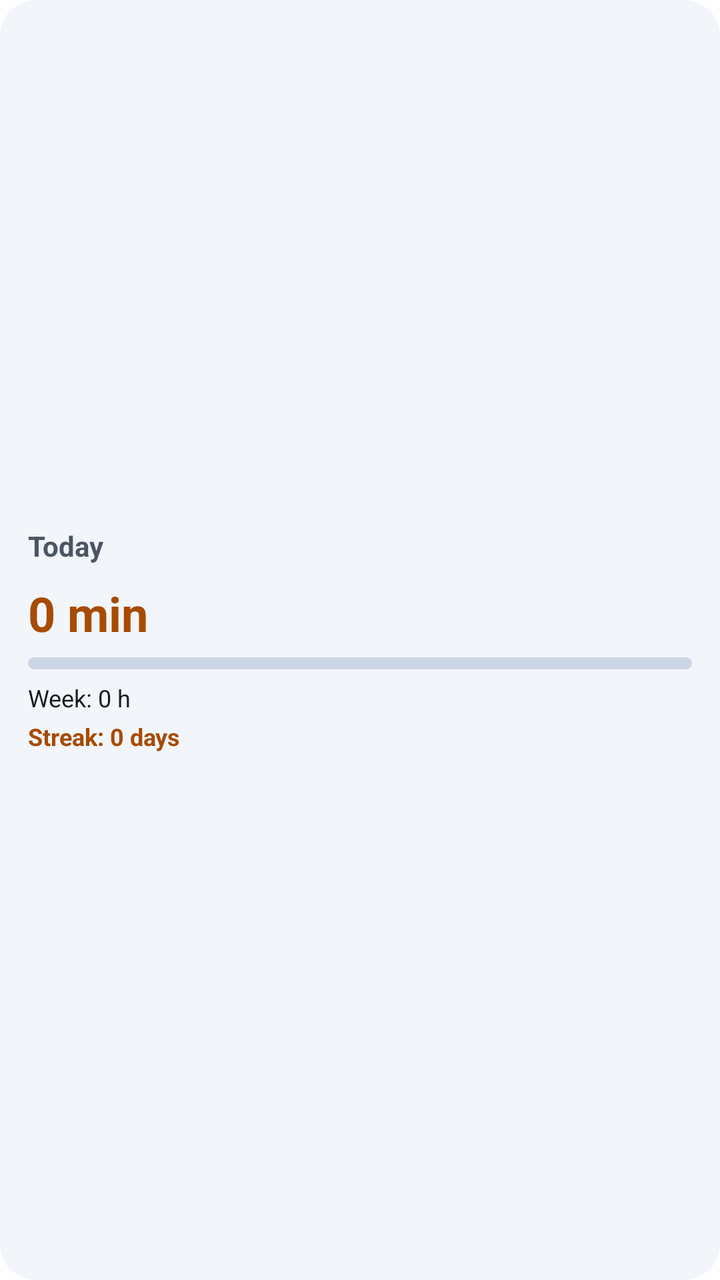
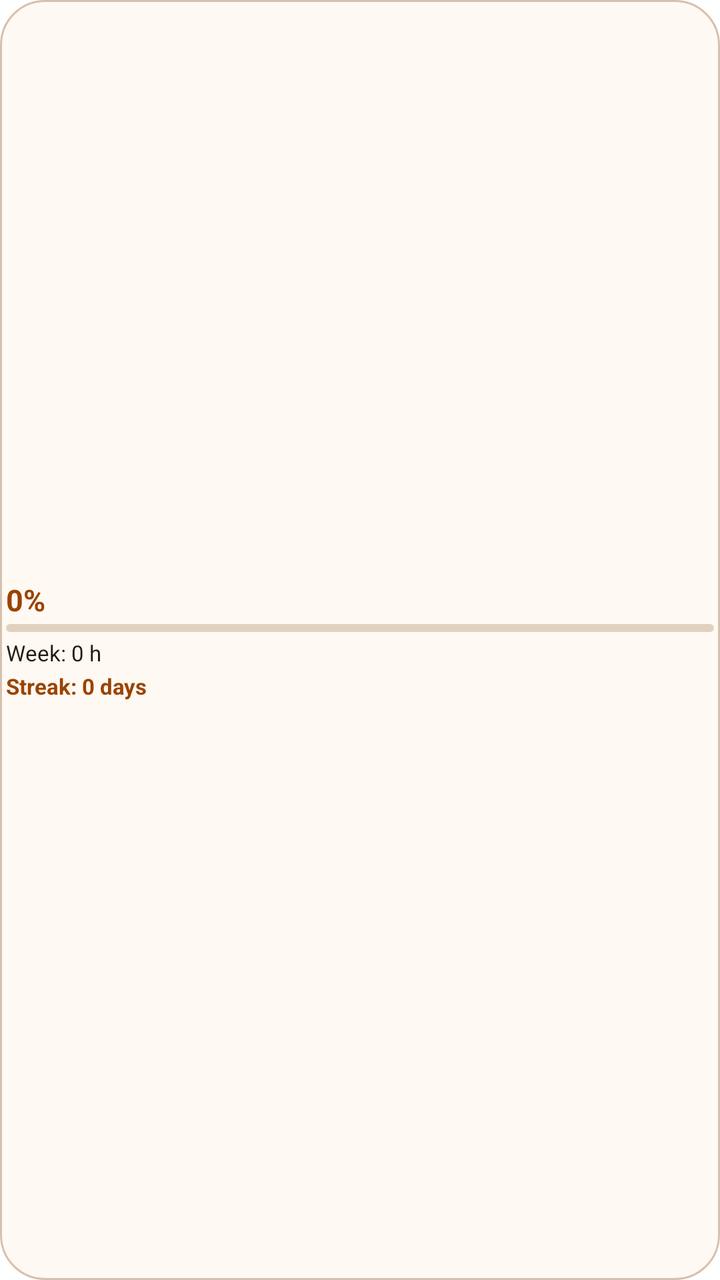

Screens rendered from an Android XML layout before and after an edit, with the pre-edit source and the edit as a unified diff.
<!-- AndroidManifest.xml: fallback theme Theme.MaterialComponents.DayNight.NoActionBar -->
<!-- res/layout/odak_stats_widget.xml -->
<?xml version="1.0" encoding="utf-8"?>

<LinearLayout xmlns:android="http://schemas.android.com/apk/res/android"
    android:id="@+id/stats_widget_root"
    android:layout_width="match_parent"
    android:layout_height="match_parent"
    android:background="@drawable/widget_card_bg"
    android:contentDescription="@string/cd_stats_widget"
    android:gravity="center_vertical"
    android:orientation="vertical"
    android:padding="14dp">

    <TextView
        android:id="@+id/stats_widget_title"
        android:layout_width="match_parent"
        android:layout_height="wrap_content"
        android:ellipsize="end"
        android:maxLines="1"
        android:text="@string/widget_today"
        android:textColor="@color/widget_design_ink_muted"
        android:textSize="14sp"
        android:textStyle="bold" />

    <TextView
        android:id="@+id/stats_widget_today"
        android:layout_width="match_parent"
        android:layout_height="wrap_content"
        android:layout_marginTop="8dp"
        android:ellipsize="end"
        android:maxLines="1"
        android:text="@string/widget_minutes_zero"
        android:textColor="@color/widget_design_accent"
        android:textSize="24sp"
        android:textStyle="bold" />

    <ProgressBar
        android:id="@+id/stats_goal_progress"
        style="?android:attr/progressBarStyleHorizontal"
        android:layout_width="match_parent"
        android:layout_height="6dp"
        android:layout_marginTop="6dp"
        android:max="100"
        android:progress="0"
        android:progressDrawable="@drawable/widget_progress_bar" />

    <TextView
        android:id="@+id/stats_widget_week"
        android:layout_width="match_parent"
        android:layout_height="wrap_content"
        android:layout_marginTop="6dp"
        android:ellipsize="end"
        android:maxLines="1"
        android:text="@string/widget_week_preview"
        android:textColor="@color/widget_design_ink"
        android:textSize="12sp" />

    <TextView
        android:id="@+id/stats_widget_streak"
        android:layout_width="match_parent"
        android:layout_height="wrap_content"
        android:layout_marginTop="3dp"
        android:ellipsize="end"
        android:maxLines="1"
        android:text="@string/widget_streak_preview"
        android:textColor="@color/widget_design_accent"
        android:textSize="12sp"
        android:textStyle="bold" />
</LinearLayout>
<!-- resources referenced by this layout -->
<resources>
  <color name="widget_design_accent">#A64B00</color>
  <color name="widget_design_ink">#151A21</color>
  <color name="widget_design_ink_muted">#4C5563</color>
  <!-- drawable widget_card_bg (drawable) -->
  <?xml version="1.0" encoding="utf-8"?>
  <shape xmlns:android="http://schemas.android.com/apk/res/android"
      android:shape="rectangle">
      <solid android:color="@color/widget_design_surface" />
      <corners android:radius="@dimen/widget_design_corner" />
  </shape>
  <!-- drawable widget_progress_bar (drawable) -->
  <?xml version="1.0" encoding="utf-8"?>
  <layer-list xmlns:android="http://schemas.android.com/apk/res/android">
      <item android:id="@android:id/background">
          <shape android:shape="rectangle">
              <solid android:color="@color/widget_design_track" />
              <corners android:radius="8dp" />
          </shape>
      </item>
      <item android:id="@android:id/progress">
          <clip
              android:clipOrientation="horizontal"
              android:gravity="left">
              <shape android:shape="rectangle">
                  <solid android:color="@color/widget_design_accent" />
                  <corners android:radius="8dp" />
              </shape>
          </clip>
      </item>
  </layer-list>
  <string name="cd_stats_widget">Refresh statistics widget</string>
  <string name="widget_minutes_zero">0 min</string>
  <string name="widget_streak_preview">Streak: 0 days</string>
  <string name="widget_today">Today</string>
  <string name="widget_week_preview">Week: 0 h</string>
  <color name="widget_design_surface">#F2F5FA</color>
  <dimen name="widget_design_corner">18dp</dimen>
  <color name="widget_design_track">#CBD5E3</color>
</resources>

<!-- the commit's change to res/layout/odak_stats_widget.xml (unified diff, before → after) -->
@@ -1,5 +1,4 @@
 <?xml version="1.0" encoding="utf-8"?>
-
 <LinearLayout xmlns:android="http://schemas.android.com/apk/res/android"
     android:id="@+id/stats_widget_root"
     android:layout_width="match_parent"
@@ -8,7 +7,7 @@
     android:contentDescription="@string/cd_stats_widget"
     android:gravity="center_vertical"
     android:orientation="vertical"
-    android:padding="14dp">
+    android:padding="3dp">
 
     <TextView
         android:id="@+id/stats_widget_title"
@@ -18,27 +17,28 @@
         android:maxLines="1"
         android:text="@string/widget_today"
         android:textColor="@color/widget_design_ink_muted"
-        android:textSize="14sp"
-        android:textStyle="bold" />
+        android:textSize="11sp"
+        android:textStyle="bold"
+        android:visibility="gone" />
 
     <TextView
         android:id="@+id/stats_widget_today"
         android:layout_width="match_parent"
         android:layout_height="wrap_content"
-        android:layout_marginTop="8dp"
         android:ellipsize="end"
         android:maxLines="1"
-        android:text="@string/widget_minutes_zero"
+        android:text="@string/widget_percent_zero"
         android:textColor="@color/widget_design_accent"
-        android:textSize="24sp"
+        android:textSize="15sp"
         android:textStyle="bold" />
 
     <ProgressBar
         android:id="@+id/stats_goal_progress"
         style="?android:attr/progressBarStyleHorizontal"
         android:layout_width="match_parent"
-        android:layout_height="6dp"
-        android:layout_marginTop="6dp"
+        android:layout_height="4dp"
+        android:layout_marginTop="2dp"
+        android:indeterminate="false"
         android:max="100"
         android:progress="0"
         android:progressDrawable="@drawable/widget_progress_bar" />
@@ -47,22 +47,22 @@
         android:id="@+id/stats_widget_week"
         android:layout_width="match_parent"
         android:layout_height="wrap_content"
-        android:layout_marginTop="6dp"
+        android:layout_marginTop="3dp"
         android:ellipsize="end"
         android:maxLines="1"
         android:text="@string/widget_week_preview"
         android:textColor="@color/widget_design_ink"
-        android:textSize="12sp" />
+        android:textSize="11sp" />
 
     <TextView
         android:id="@+id/stats_widget_streak"
         android:layout_width="match_parent"
         android:layout_height="wrap_content"
-        android:layout_marginTop="3dp"
+        android:layout_marginTop="2dp"
         android:ellipsize="end"
         android:maxLines="1"
         android:text="@string/widget_streak_preview"
         android:textColor="@color/widget_design_accent"
-        android:textSize="12sp"
+        android:textSize="11sp"
         android:textStyle="bold" />
 </LinearLayout>
<!-- resource entries referenced after the edit -->
@@ -1,13 +1,16 @@
 <!-- resources referenced by this layout -->
 <resources>
-  <color name="widget_design_accent">#A64B00</color>
-  <color name="widget_design_ink">#151A21</color>
-  <color name="widget_design_ink_muted">#4C5563</color>
+  <color name="widget_design_accent">#9B4300</color>
+  <color name="widget_design_ink">#211A16</color>
+  <color name="widget_design_ink_muted">#61564D</color>
   <!-- drawable widget_card_bg (drawable) -->
   <?xml version="1.0" encoding="utf-8"?>
   <shape xmlns:android="http://schemas.android.com/apk/res/android"
       android:shape="rectangle">
       <solid android:color="@color/widget_design_surface" />
+      <stroke
+          android:width="1dp"
+          android:color="@color/widget_design_outline" />
       <corners android:radius="@dimen/widget_design_corner" />
   </shape>
   <!-- drawable widget_progress_bar (drawable) -->
@@ -31,12 +34,13 @@
       </item>
   </layer-list>
   <string name="cd_stats_widget">Refresh statistics widget</string>
-  <string name="widget_minutes_zero">0 min</string>
+  <string name="widget_percent_zero">0%</string>
   <string name="widget_streak_preview">Streak: 0 days</string>
   <string name="widget_today">Today</string>
   <string name="widget_week_preview">Week: 0 h</string>
-  <color name="widget_design_surface">#F2F5FA</color>
-  <dimen name="widget_design_corner">18dp</dimen>
-  <color name="widget_design_track">#CBD5E3</color>
+  <color name="widget_design_surface">#FFF9F3</color>
+  <color name="widget_design_outline">#D5C1AE</color>
+  <dimen name="widget_design_corner">22dp</dimen>
+  <color name="widget_design_track">#E2D1C0</color>
 </resources>
 
